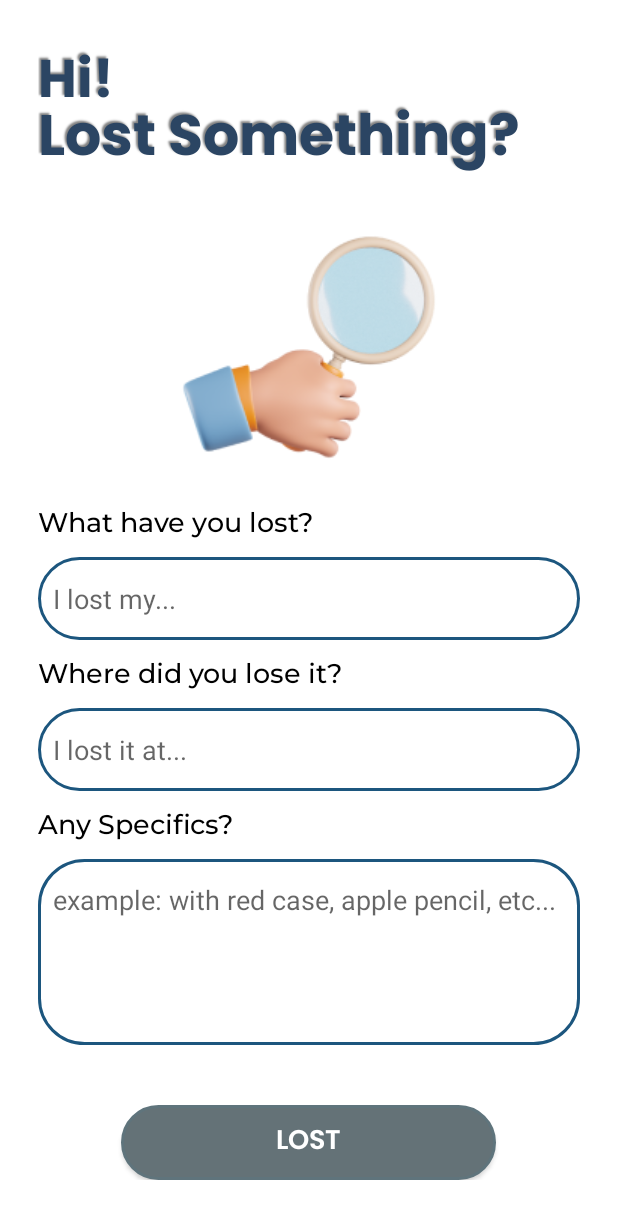
After one commit to nikuharuki/iFOUND, an Android app: the LostFormActivity screen opened directly, with no data from a screen before it, on a phone screen of 412 x 824 dp. The commit adds this screen. Shown: the top 1219 px of the screen. Run offline under Robolectric (Android 15) with nearby library versions, the phone set to English and light mode, and no system bars.

Commit message:
-created lost form activity

```diff
--- a/app/src/main/AndroidManifest.xml
+++ b/app/src/main/AndroidManifest.xml
@@ -12,6 +12,9 @@
         android:supportsRtl="true"
         android:theme="@style/Theme.IFOUND"
         tools:targetApi="31">
+        <activity
+            android:name=".LostFormActivity"
+            android:exported="false" />
         <activity
             android:name=".SignupActivity"
             android:exported="false" />
--- /dev/null
+++ b/app/src/main/java/com/example/ifound/LostFormActivity.kt
@@ -0,0 +1,11 @@
+package com.example.ifound
+
+import androidx.appcompat.app.AppCompatActivity
+import android.os.Bundle
+
+class LostFormActivity : AppCompatActivity() {
+    override fun onCreate(savedInstanceState: Bundle?) {
+        super.onCreate(savedInstanceState)
+        setContentView(R.layout.activity_lost_form)
+    }
+}
--- /dev/null
+++ b/app/src/main/res/layout/activity_lost_form.xml
@@ -0,0 +1,157 @@
+<?xml version="1.0" encoding="utf-8"?>
+<androidx.constraintlayout.widget.ConstraintLayout xmlns:android="http://schemas.android.com/apk/res/android"
+    xmlns:app="http://schemas.android.com/apk/res-auto"
+    xmlns:tools="http://schemas.android.com/tools"
+    android:layout_width="match_parent"
+    android:padding="25dp"
+    android:layout_height="match_parent"
+    tools:context=".LostFormActivity">
+
+        <TextView
+            android:id="@+id/tv_hi_LostForm"
+            android:layout_width="wrap_content"
+            android:layout_height="wrap_content"
+            android:text="@string/txt_hi_lost_form"
+            android:fontFamily="@font/boldpoppins"
+            android:textSize="35sp"
+            android:textColor="@color/blue_LostForm_Title"
+            android:shadowColor="@color/text_shadow"
+            android:shadowDx="-2"
+            android:shadowDy="-2"
+            android:shadowRadius="1"
+            app:layout_constraintStart_toStartOf="parent"
+            app:layout_constraintTop_toTopOf="parent"/>
+        <TextView
+            android:id="@+id/tv_Lost_Something_LostForm"
+            android:layout_width="wrap_content"
+            android:layout_height="wrap_content"
+            android:text="@string/txt_Lost_Something_lost_form"
+            android:fontFamily="@font/boldpoppins"
+            android:textSize="38sp"
+            android:textColor="@color/blue_LostForm_Title"
+            android:shadowColor="@color/text_shadow"
+            android:shadowDx="-2"
+            android:shadowDy="-2"
+            android:shadowRadius="1"
+            app:layout_constraintTop_toTopOf="parent"
+            android:layout_marginTop="35dp"
+            app:layout_constraintStart_toStartOf="parent"/>
+        <ImageView
+            android:id="@+id/iv_magnifying_glass_LostForm"
+            android:layout_width="wrap_content"
+            android:layout_height="wrap_content"
+            android:contentDescription="@string/txt_Lost_Something_lost_form"
+            android:src="@drawable/magnifyingglass"
+            app:layout_constraintTop_toBottomOf="@id/tv_Lost_Something_LostForm"
+            app:layout_constraintBottom_toTopOf="@id/ll_LostForm"
+            app:layout_constraintStart_toStartOf="parent"
+            app:layout_constraintEnd_toEndOf="parent"/>
+        <LinearLayout
+            android:id="@+id/ll_LostForm"
+            android:layout_width="match_parent"
+            android:layout_height="wrap_content"
+            android:layout_weight="1"
+            android:layout_marginBottom="20dp"
+            android:orientation="vertical"
+            app:layout_constraintTop_toBottomOf="@id/iv_magnifying_glass_LostForm"
+            app:layout_constraintStart_toStartOf="parent"
+            app:layout_constraintEnd_toEndOf="parent">
+                <TextView
+                    android:id="@+id/tv_what_have_you_lost_LostForm"
+                    android:layout_width="wrap_content"
+                    android:layout_height="wrap_content"
+                    android:fontFamily="@font/medium"
+                    android:labelFor="@id/et_Email_login"
+                    android:text="@string/txt_tv_what_have_you_lost"
+                    android:textColor="#000"
+                    android:textSize="18sp" />
+
+                <EditText
+                    android:id="@+id/et_i_lost_my_LostForm"
+                    android:layout_width="match_parent"
+                    android:layout_height="55dp"
+                    android:layout_gravity="center"
+                    android:layout_marginTop="12dp"
+                    android:background="@drawable/bg_edit_text"
+                    android:ems="10"
+                    android:inputType="text"
+                    android:hint="@string/txt_Hint_Lost"
+                    android:includeFontPadding="true"
+                    android:paddingStart="10dp"
+                    android:paddingEnd="0dp"
+                    android:singleLine="true"
+                    android:textColor="#000"
+                    tools:ignore="LabelFor"/>
+                <TextView
+                    android:id="@+id/tv_where_did_you_lose_it_LostForm"
+                    android:layout_width="wrap_content"
+                    android:layout_height="wrap_content"
+                    android:fontFamily="@font/medium"
+                    android:labelFor="@id/et_Email_login"
+                    android:layout_marginTop="10dp"
+                    android:text="@string/txt_where_did_you_lose_it"
+                    android:textColor="#000"
+                    android:textSize="18sp" />
+
+                <EditText
+                    android:id="@+id/et_i_think_i_lost_it_at"
+                    android:layout_width="match_parent"
+                    android:layout_height="55dp"
+                    android:layout_gravity="center"
+                    android:layout_marginTop="12dp"
+                    android:background="@drawable/bg_edit_text"
+                    android:ems="10"
+                    android:inputType="text"
+                    android:hint="@string/txt_Hint_Where"
+                    android:includeFontPadding="true"
+                    android:paddingStart="10dp"
+                    android:paddingEnd="0dp"
+                    android:singleLine="true"
+                    android:textColor="#000"
+                    tools:ignore="LabelFor"/>
+
+                <TextView
+                    android:id="@+id/tv_any_specifics_LostForm"
+                    android:layout_width="wrap_content"
+                    android:layout_height="wrap_content"
+                    android:fontFamily="@font/medium"
+                    android:labelFor="@id/et_Email_login"
+                    android:layout_marginTop="10dp"
+                    android:text="@string/txt_any_specifics"
+                    android:textColor="#000"
+                    android:textSize="18sp" />
+
+                <EditText
+                    android:id="@+id/et_any_specifics_LostForm"
+                    android:layout_width="match_parent"
+                    android:layout_height="124dp"
+                    android:layout_gravity="center"
+                    android:layout_marginTop="12dp"
+                    android:background="@drawable/bg_edit_text"
+                    android:ems="10"
+                    android:inputType="text"
+                    android:hint="@string/txt_Hint_Specifics"
+                    android:includeFontPadding="true"
+                    android:paddingBottom="70dp"
+                    android:paddingStart="10dp"
+                    android:paddingEnd="0dp"
+                    android:singleLine="true"
+                    android:textColor="#000"
+                    tools:ignore="LabelFor"/>
+
+                <androidx.appcompat.widget.AppCompatButton
+                    android:id="@+id/bt_login_w_G"
+                    android:layout_width="250dp"
+                    android:layout_height="50dp"
+                    android:layout_gravity="center"
+                    android:layout_marginTop="40dp"
+                    android:background="@drawable/bg_button_glogin"
+                    android:elevation="4dp"
+                    android:text="@string/bt_lost_LostForm"
+                    android:textColor="#fff"
+                    android:fontFamily="@font/semiboldpoppins"
+                    android:textSize="18sp"/>
+
+        </LinearLayout>
+
+</androidx.constraintlayout.widget.ConstraintLayout>
--- a/app/src/main/res/values/colors.xml
+++ b/app/src/main/res/values/colors.xml
@@ -12,4 +12,10 @@
     <color name="lightblack"> #524B6B </color>
     <color name="outlineGray">#5F747C</color>
     <color name="transparent">#005F747C</color>
+
+    <color name="blue_LostForm_Title">#2B4563</color>
+    <color name="text_shadow">#7F000000</color>
+    <color name="text_shadow_white">#FFFFFF</color>
+
+
 </resources>
--- a/app/src/main/res/values/strings.xml
+++ b/app/src/main/res/values/strings.xml
@@ -21,6 +21,22 @@
     <string name="bt_signup">Sign Up</string>
     <string name="bt_signup_w_G">Sign Up with Google</string>
 
+    <string name="txt_hi_lost_form">Hi!</string>
+    <string name="txt_Lost_Something_lost_form">Lost Something?</string>
+    <string name="txt_tv_what_have_you_lost">What have you lost?</string>
+    <string name="txt_Hint_Lost">I lost my...</string>
+    <string name="txt_where_did_you_lose_it">Where did you lose it?</string>
+    <string name="txt_Hint_Where">I lost it at...</string>
+    <string name="txt_any_specifics">Any Specifics?</string>
+    <string name="txt_Hint_Specifics">example: with red case, apple pencil, etc...</string>
+    <string name="bt_lost_LostForm">Lost</string>
+
+
+
+
+
+
+
 
 
 
```
Also changed, not shown: app/src/main/res/drawable/magnifyingglass.png (added), app/src/main/res/font/boldpoppins.ttf (added), app/src/main/res/font/semiboldpoppins.ttf (added).
